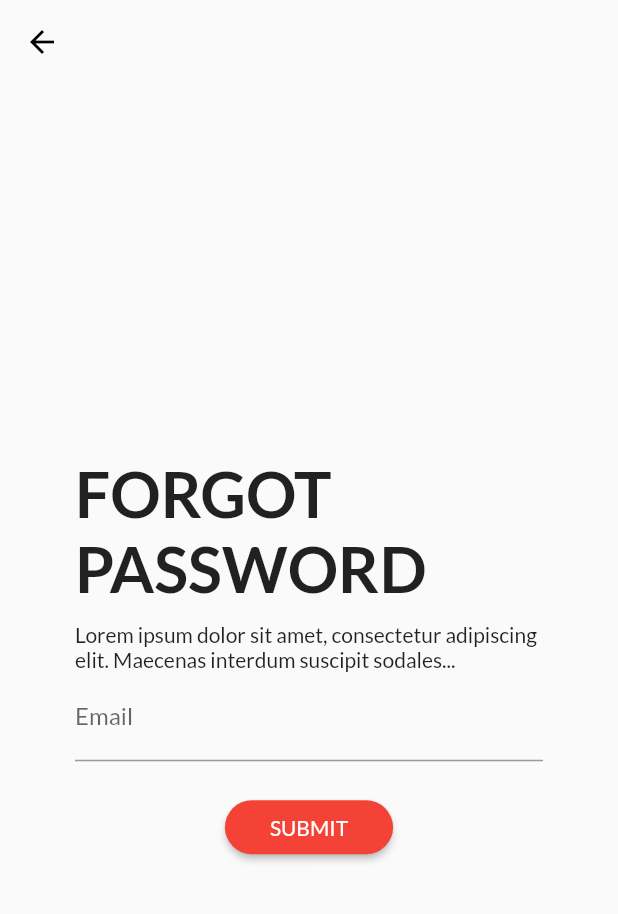
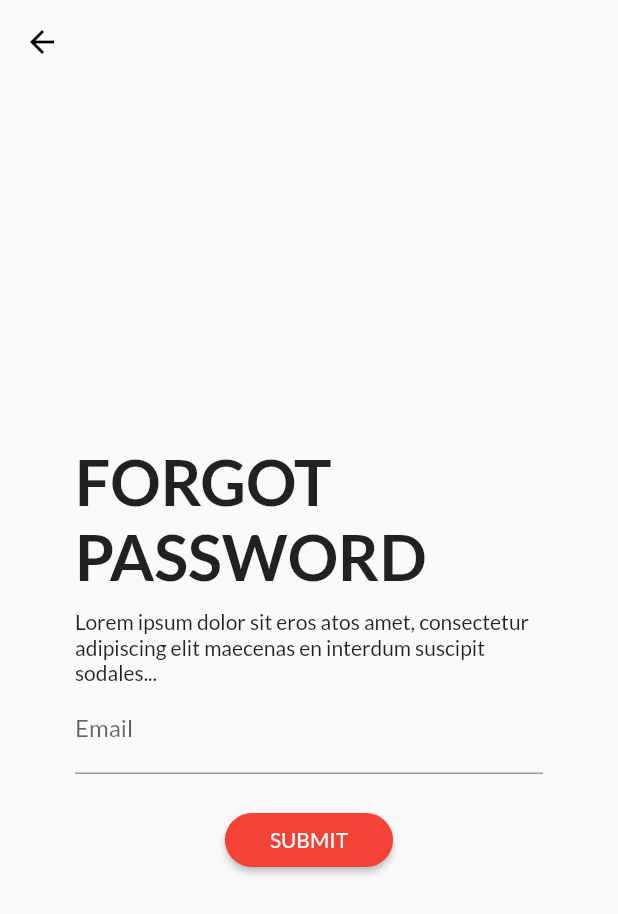
Before and after one commit to slo-amiculum/flutter_app, a Flutter app: the screen it shows after launch, after a tap on "LOGIN", after a tap on "Forgot Password", on a phone screen of 412 x 824 dp. Shown: the top 914 px of the screen. Run offline on Flutter 3.47's test engine with Material 2 defaults, Android fonts, the phone set to English and light mode, and no system bars; our stand-ins replace shared_preferences.

Commit message:
Added Splash screen and WIP authentication check for one time login

```diff
--- a/lib/main.dart
+++ b/lib/main.dart
@@ -7,6 +7,7 @@ import './providers/auth.dart';
 
 import './screens/auth_screen.dart';
 import './screens/forgotpass_screen.dart';
+import './screens/dashboard_screen.dart';
 
 import './helpers/custom_route.dart';
 
@@ -39,12 +40,86 @@ class MyApp extends StatelessWidget {
               },
             ),
           ),
-          home: AuthScreen(),
+          home: SplashScreen(),
+          // home: auth.isAuth
+          //     ? DashBoardScreen()
+          //     : FutureBuilder(
+          //         future: auth.tryAutoLogin(),
+          //         builder: (ctx, authResultSnapshot) => SplashScreen(),
+          //       ),
           routes: {
+            AuthScreen.routeName: (ctx) => AuthScreen(),
             ForgotPasswordScreen.routeName: (ctx) => ForgotPasswordScreen(),
+            DashBoardScreen.routeName: (ctx) => DashBoardScreen(),
           },
         ),
       ),
     );
   }
 }
+
+class SplashScreen extends StatefulWidget {
+  const SplashScreen({
+    Key? key,
+  }) : super(key: key);
+
+  @override
+  _SplashScreenState createState() => _SplashScreenState();
+}
+
+class _SplashScreenState extends State<SplashScreen> {
+  @override
+  void initState() {
+    super.initState();
+    _jumpToPage();
+  }
+
+  Future<void> _jumpToPage() async {
+    await Future.delayed(Duration(milliseconds: 3000), () {});
+    var isLogin = Provider.of<Auth>(context, listen: false).isAuth;
+
+    if (!isLogin) {
+      Navigator.of(context).pushReplacementNamed(AuthScreen.routeName);
+      print(isLogin);
+    } else {
+      Navigator.of(context).pushReplacementNamed(DashBoardScreen.routeName);
+      print(isLogin);
+    }
+  }
+
+  @override
+  Widget build(BuildContext context) {
+    return Scaffold(
+      body: Container(
+        height: double.infinity,
+        padding: EdgeInsets.all(50.0),
+        child: Center(
+          child: Column(
+            mainAxisAlignment: MainAxisAlignment.center,
+            crossAxisAlignment: CrossAxisAlignment.center,
+            children: <Widget>[
+              Text(
+                'Shingrix Q&A'.toUpperCase(),
+                textAlign: TextAlign.start,
+                style: TextStyle(
+                  fontSize: 40,
+                  fontWeight: FontWeight.bold,
+                ),
+              ),
+              SizedBox(
+                height: 10,
+              ),
+              Text(
+                'Splash Screen Placeholder Here',
+                textAlign: TextAlign.center,
+                style: TextStyle(
+                  fontSize: 14,
+                ),
+              ),
+            ],
+          ),
+        ),
+      ),
+    );
+  }
+}
--- a/lib/screens/auth_screen.dart
+++ b/lib/screens/auth_screen.dart
@@ -102,6 +102,8 @@ class _AuthCardState extends State<AuthCard>
     });
     try {
       if (_authMode == AuthMode.Login) {
+        FocusScope.of(context).unfocus();
+
         // Log user in
         await Provider.of<Auth>(context, listen: false).login(
           _authData['email'],
--- a/lib/screens/forgotpass_screen.dart
+++ b/lib/screens/forgotpass_screen.dart
@@ -138,7 +138,7 @@ class _ForgotPassState extends State<ForgotPass>
                   height: 10,
                 ),
                 Text(
-                  'Lorem ipsum dolor sit amet, consectetur adipiscing elit. Maecenas interdum suscipit sodales...',
+                  'Lorem ipsum dolor sit eros atos amet, consectetur adipiscing elit maecenas en interdum suscipit sodales...',
                   style: TextStyle(
                     fontSize: 14,
                   ),
```
Also changed, not shown: lib/providers/auth.dart (+53 -11 lines), lib/screens/dashboard_screen.dart (added, +22 -0 lines).
